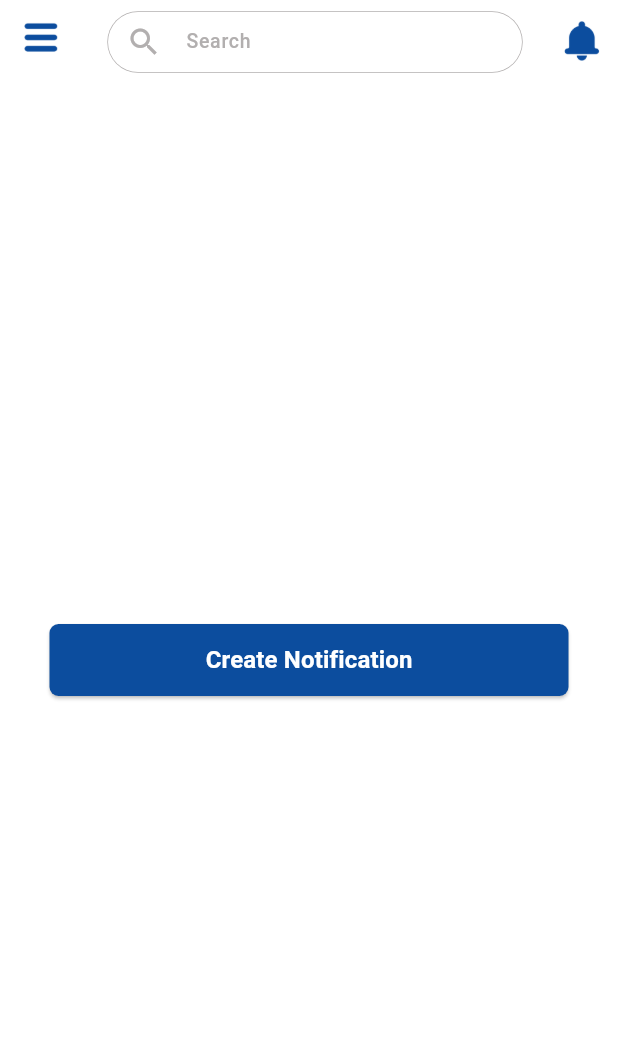
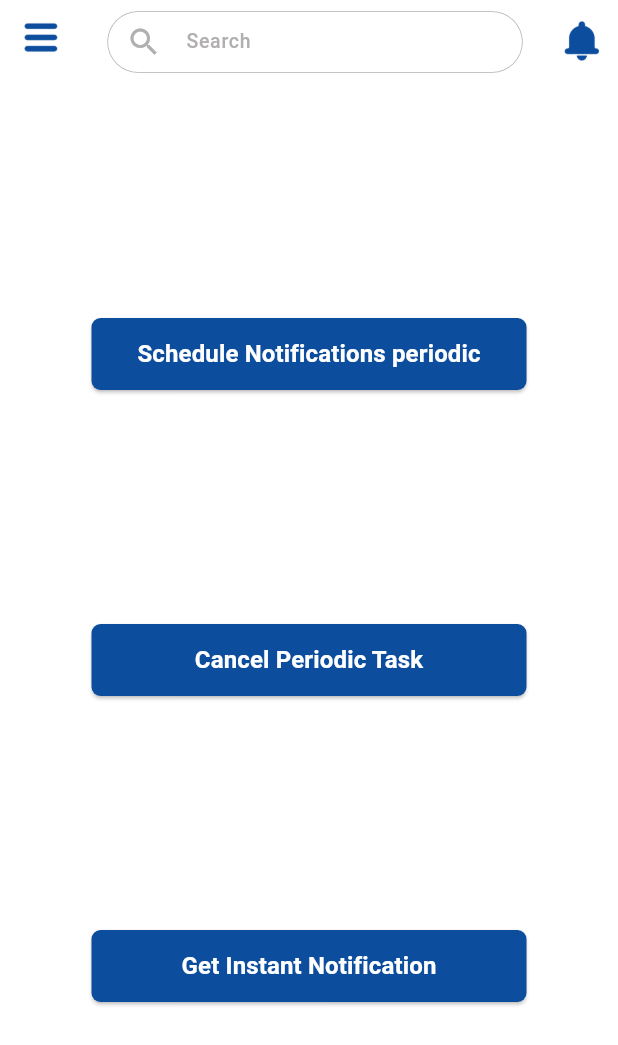
Before and after one commit to jawad4353/codecoy, a Flutter app: the Home screen opened directly, on a phone screen of 412 x 824 dp. Shown: the top 1045 px of the screen. Run offline on Flutter 3.47's test engine with Material 3 defaults, Android fonts, the phone set to English and light mode, and no system bars; our stand-ins replace awesome_bottom_bar, awesome_notifications, bloc, cached_network_image, cloud_firestore, equatable and 15 more; missing offline and left inert: proste_bezier_curve, workmanager; accounts and stored records are empty; network calls fail.

Commit message:
notifications in backgrouns done ,working on maps ..finding api key

```diff
--- a/lib/utilis/app_constants.dart
+++ b/lib/utilis/app_constants.dart
@@ -62,6 +62,9 @@ class AppConstants{
   static String channelIcon='resource://mipmap/ic_launcher';
   static String notification=' Notification ';
   static String notificationBody='App is in Resumed state ';
+  static String schedulePeriodicNotification='Schedule Notifications periodic';
+  static String cancelPeriodicTask='Cancel Periodic Task';
+  static String getInstantNotifications='Get Instant Notification';
 
   //profile
   static String profile='Profile';
@@ -80,5 +83,7 @@ class AppConstants{
 
   //maps
   static String liveTrack='Track Live';
+  static String errorLoadingMap='Error loading map';
+
 
 }
--- a/lib/view/screens/bottom_screen.dart
+++ b/lib/view/screens/bottom_screen.dart
@@ -10,7 +10,6 @@ import 'package:font_awesome_flutter/font_awesome_flutter.dart';
 import '../../utilis/app_colors.dart';
 import '../../utilis/app_constants.dart';
 import '../../view_model/bottom_navbar_bloc/bottom_navbar_bloc.dart';
-import '../../view_model/profile_bloc/profile_bloc.dart';
 import '../dialogues/exit_dialogue.dart';
 import 'home/home.dart';
 
@@ -23,7 +22,7 @@ class BottomScreen extends StatefulWidget {
 }
 
 class _BottomScreenState extends State<BottomScreen> {
-  var listScreens = [const Home(),const ProfileScreen(),const LiveTracking(),];
+  var listScreens = [const Home(),const ProfileScreen(), LiveTrackingMap(),];
   int i = 0;
 
   @override
--- a/lib/view/screens/home/home.dart
+++ b/lib/view/screens/home/home.dart
@@ -9,6 +9,7 @@ import 'package:flutter_bloc/flutter_bloc.dart';
 import 'package:flutter_easyloading/flutter_easyloading.dart';
 import 'package:flutter_screenutil/flutter_screenutil.dart';
 import 'package:share_plus/share_plus.dart';
+import 'package:workmanager/workmanager.dart';
 import '../../../main.dart';
 import '../../../utilis/app_colors.dart';
 import '../../../utilis/app_images.dart';
@@ -127,14 +128,29 @@ class _HomeState extends State<Home> {
           ),
         ),
 
-        body: Center(
-          child: Padding(
-            padding:  EdgeInsets.symmetric(horizontal: 33.w),
-            child: customButton(title: AppConstants.createNotification, onPressed: () async {
-              EasyLoading.showInfo('Notification will apear after 5 minutes');
-              NotificationService.showNotification();
-             // await Future.delayed(const Duration(seconds: 0),(){;});
-            }),
+        body:Center(
+          child: SizedBox(
+            width: 290.w,
+            child: Column(
+              mainAxisAlignment: MainAxisAlignment.spaceEvenly,
+              crossAxisAlignment: CrossAxisAlignment.center,
+              children: [
+                customButton(onPressed: () async {
+                  bool permissionGranted=await NotificationService.checkAndRequestNotificationPermission();
+                  if(permissionGranted){
+                    Workmanager().registerPeriodicTask('jawad', 'showNotification',frequency: const Duration(minutes: 15),inputData: {'name':'jawad'},constraints:
+                    Constraints(networkType: NetworkType.not_required,requiresBatteryNotLow: false,requiresCharging: false,requiresStorageNotLow: false,requiresDeviceIdle: false));
+                  }}, title: AppConstants.schedulePeriodicNotification),
+
+
+                customButton(onPressed: () async {Workmanager().cancelByTag('jawad');},
+                    title: AppConstants.cancelPeriodicTask),
+
+                customButton(onPressed: () async {
+                  bool permissionGranted=await NotificationService.checkAndRequestNotificationPermission();
+                  if(permissionGranted){NotificationService.showNotification();}},
+                    title: AppConstants.getInstantNotifications),
+              ],),
           ),
         ),
       ),
--- a/lib/view/screens/more/view_profile_image.dart
+++ b/lib/view/screens/more/view_profile_image.dart
@@ -16,7 +16,7 @@ class ImageDisplayScreen extends StatelessWidget {
     return Scaffold(
       appBar: PreferredSize(
           preferredSize: Size.fromHeight(56.0.h),
-          child: myAppBar(title: AppConstants.viewImage, context: context)),
+          child: myAppBar(title: AppConstants.viewImage, context: context,shouldPop: true)),
       body: Center(
         child: imageUrl == null
             ? CircleAvatar(
--- a/lib/view/screens/more/web_view_helper.dart
+++ b/lib/view/screens/more/web_view_helper.dart
@@ -28,7 +28,7 @@ class _WebViewHelperState extends State<WebViewHelper> {
     return Scaffold(
       appBar: PreferredSize(
         preferredSize: const Size.fromHeight(59.0),
-        child: myAppBar(title: widget.title, context: context),
+        child: myAppBar(title: widget.title, context: context,shouldPop: true),
       ),
       body: BlocBuilder<WebViewBloc, WebViewState>(
         builder: (context, state) {
--- a/lib/view/screens/profile/view_picture.dart
+++ b/lib/view/screens/profile/view_picture.dart
@@ -14,7 +14,7 @@ class ViewPicture extends StatelessWidget {
     return Scaffold(
       appBar: PreferredSize(
           preferredSize: Size.fromHeight(56.h),
-          child: myAppBar(title: AppConstants.profilePicture, context: context)),
+          child: myAppBar(title: AppConstants.profilePicture, context: context,shouldPop: true)),
    body: InteractiveViewer(
        maxScale: 3,
        minScale: 0.5,
--- /dev/null
+++ b/lib/view_model/live_tracking_bloc/live_tracking._event.dart
@@ -0,0 +1,20 @@
+part of 'live_tracking_bloc.dart';
+
+abstract class LiveTrackingEvent extends Equatable {
+  const LiveTrackingEvent();
+}
+
+
+class LiveTrackingLoadingEvent extends LiveTrackingEvent{
+  const LiveTrackingLoadingEvent();
+  @override
+  List<Object?> get props => [];
+}
+
+
+class LocationChangedEvent extends LiveTrackingEvent{
+  final LatLng currentPosition;
+  const LocationChangedEvent(this.currentPosition);
+  @override
+  List<Object?> get props => [];
+}
--- /dev/null
+++ b/lib/view_model/live_tracking_bloc/live_tracking._state.dart
@@ -0,0 +1,26 @@
+part of 'live_tracking_bloc.dart';
+
+abstract class LiveTrackingState extends Equatable{
+  const LiveTrackingState();
+}
+
+class LiveTrackingInitial extends LiveTrackingState {
+  @override
+  List<Object> get props => [];
+}
+
+
+
+class LiveTrackingLoadedState extends LiveTrackingState {
+  final LatLng currentPosition;
+  const LiveTrackingLoadedState(this.currentPosition);
+  @override
+  List<Object> get props => [];
+}
+
+
+
+class LiveTrackingErrorState extends LiveTrackingState {
+  @override
+  List<Object> get props => [];
+}
--- a/pubspec.yaml
+++ b/pubspec.yaml
@@ -65,7 +65,7 @@ dependencies:
   path_provider: ^2.1.3
   cached_network_image: ^3.3.1
   image_picker: ^1.0.8
-  flutter_background_service: ^5.0.5
+
 
 
 
```
Also changed, not shown: lib/main.dart (+13 -19 lines), lib/view/screens/home/notification_service.dart (+11 -6 lines), lib/view/screens/live_tracking/live_track.dart (+30 -38 lines), lib/view/screens/profile/profile.dart (+5 -5 lines), lib/view/widgets/custom_appbar.dart (+4 -3 lines), lib/view_model/live_tracking_bloc/live_tracking_bloc.dart (added, +24 -0 lines), pubspec.lock.
